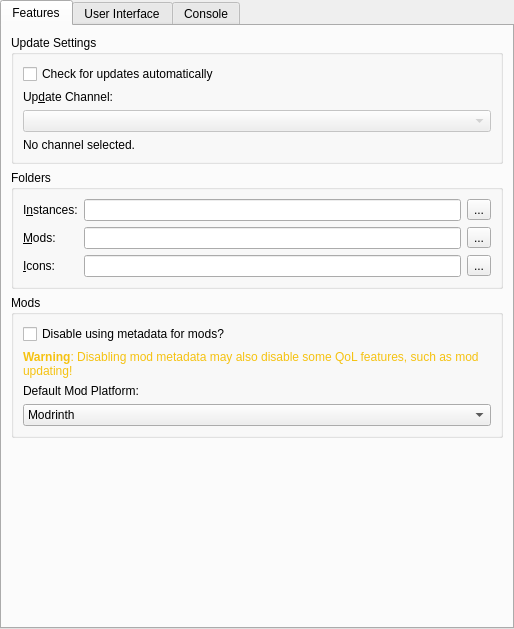
First picture: the form in launcher/ui/pages/global/LauncherPage.ui, repository PolyMC/PolyMC, before the edit.
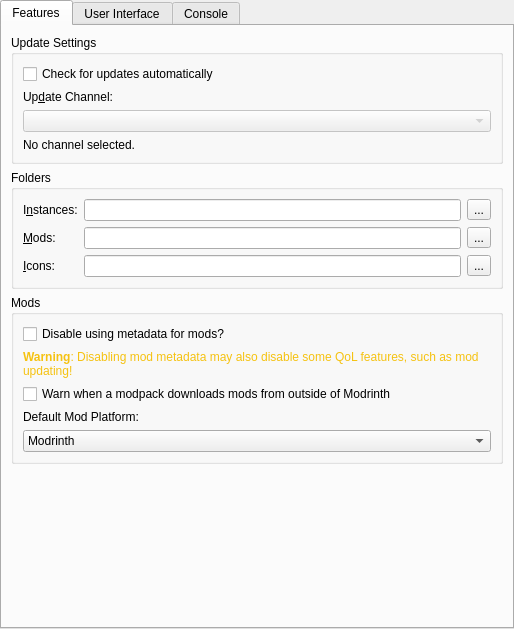
Second picture: the form after the edit.

Commit message: Add warning for mrpacks that attempt to download mods outside of modrinth

What changed in the file:
```diff
--- a/launcher/ui/pages/global/LauncherPage.ui
+++ b/launcher/ui/pages/global/LauncherPage.ui
@@ -183,6 +183,16 @@
             </property>
            </widget>
           </item>
+          <item>
+           <widget class="QCheckBox" name="warnNonModrinthDownloadsBtn">
+            <property name="toolTip">
+             <string>Show a warning before installing a modpack that downloads mods from outside of Modrinth.</string>
+            </property>
+            <property name="text">
+             <string>Warn when a modpack downloads mods from outside of Modrinth</string>
+            </property>
+           </widget>
+          </item>
           <item>
            <widget class="QLabel" name="labelModPlatform">
             <property name="toolTip">
```
The commit also changes 7 other files.
